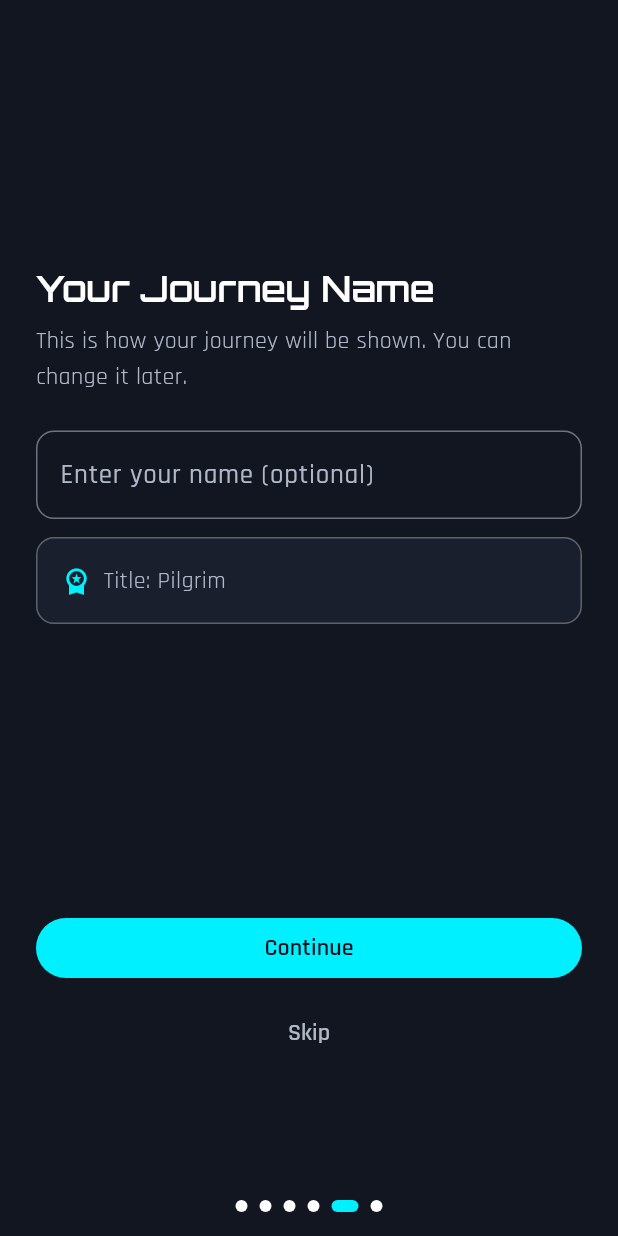
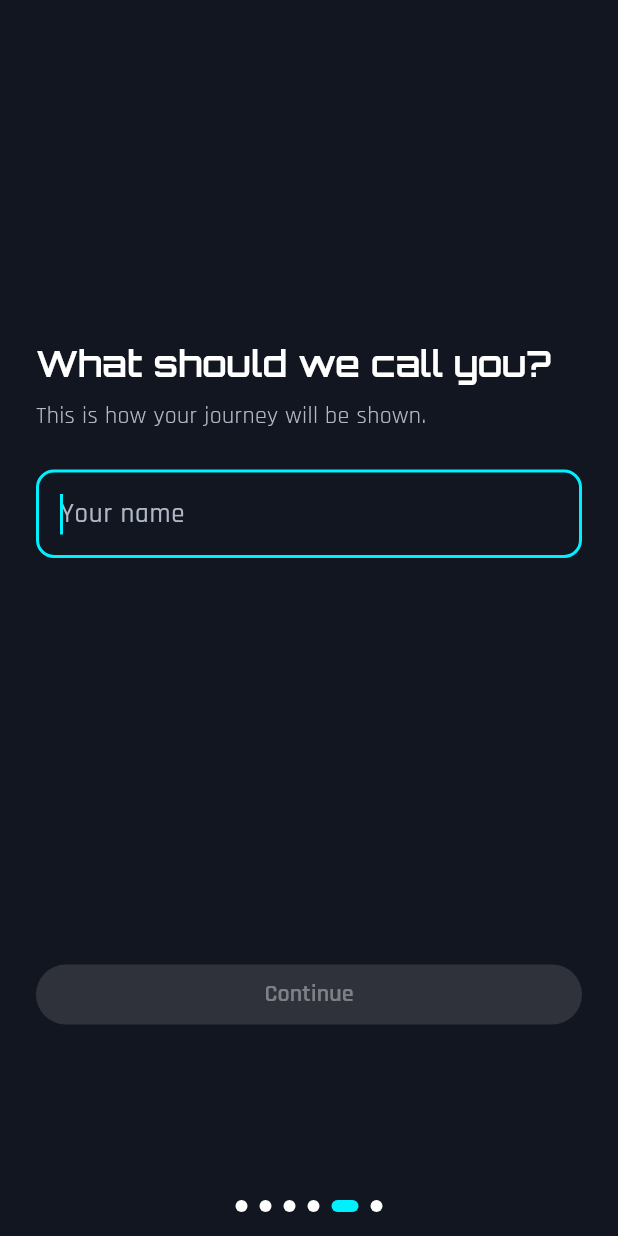
Before and after one commit to ScriptureQuest/scripturequest-app, a Flutter app: the OnboardingScreen screen opened by its route, swiped to page 5, on a phone screen of 412 x 824 dp. Run offline on Flutter 3.47's test engine with Material 3 defaults, Android fonts, the phone set to English and light mode, and no system bars; our stand-ins replace device_info_plus, flutter_local_notifications, go_router, google_fonts, package_info_plus, share_plus and 2 more; accounts and stored records are empty.

Commit message:
Enhance onboarding screens to improve user experience and visual appeal
Refine UI/UX of onboarding flow, including making name required, adding visual emphasis to comfort and rhythm screens, and improving visual hierarchy on the final screen.

Replit-Commit-Author: Agent
Replit-Commit-Session-Id: 336cd05e-d1e3-47db-ae9d-64788df98cd7
Replit-Commit-Checkpoint-Type: full_checkpoint
Replit-Commit-Event-Id: 4e81e5da-ea12-468b-b0a7-e6b244609f51
Replit-Commit-Screenshot-Url: https://storage.googleapis.com/screenshot-production-us-central1/df660f5a-3316-4b82-9941-22cdaf1da19e/336cd05e-d1e3-47db-ae9d-64788df98cd7/cQDSpiw
Replit-Helium-Checkpoint-Created: true

```diff
--- a/lib/screens/onboarding_screen.dart
+++ b/lib/screens/onboarding_screen.dart
@@ -243,14 +243,21 @@ class _OnboardingScreenState extends State<OnboardingScreen> {
           ),
           const SizedBox(height: 24),
 
-          // Live preview
+          // Live preview - elevated scripture card
           Container(
             width: double.infinity,
-            padding: const EdgeInsets.all(16),
+            padding: const EdgeInsets.all(20),
             decoration: BoxDecoration(
               color: bgColor,
               borderRadius: BorderRadius.circular(12),
-              border: Border.all(color: cs.outlineVariant.withValues(alpha: 0.3)),
+              border: Border.all(color: cs.outlineVariant.withValues(alpha: 0.2)),
+              boxShadow: [
+                BoxShadow(
+                  color: Colors.black.withValues(alpha: 0.08),
+                  blurRadius: 12,
+                  offset: const Offset(0, 4),
+                ),
+              ],
             ),
             child: Text.rich(
               TextSpan(
@@ -412,6 +419,14 @@ class _OnboardingScreenState extends State<OnboardingScreen> {
           const SizedBox(height: 12),
           _buildRhythmOption('ownPace', "I'll explore at my own pace"),
 
+          const SizedBox(height: 16),
+          Text(
+            'You can change this anytime.',
+            style: theme.textTheme.bodySmall?.copyWith(
+              color: cs.onSurfaceVariant.withValues(alpha: 0.7),
+            ),
+          ),
+
           const Spacer(flex: 3),
           SizedBox(
             width: double.infinity,
@@ -456,7 +471,8 @@ class _OnboardingScreenState extends State<OnboardingScreen> {
         HapticFeedback.selectionClick();
         setState(() => _rhythmChoice = value);
       },
-      child: Container(
+      child: AnimatedContainer(
+        duration: const Duration(milliseconds: 200),
         width: double.infinity,
         padding: const EdgeInsets.symmetric(horizontal: 16, vertical: 16),
         decoration: BoxDecoration(
@@ -466,6 +482,15 @@ class _OnboardingScreenState extends State<OnboardingScreen> {
             color: selected ? cs.primary : cs.outlineVariant.withValues(alpha: 0.5),
             width: selected ? 2 : 1,
           ),
+          boxShadow: selected
+              ? [
+                  BoxShadow(
+                    color: cs.primary.withValues(alpha: 0.15),
+                    blurRadius: 8,
+                    offset: const Offset(0, 2),
+                  ),
+                ]
+              : null,
         ),
         child: Row(
           children: [
@@ -487,11 +512,12 @@ class _OnboardingScreenState extends State<OnboardingScreen> {
   }
 
   // ─────────────────────────────────────────────────────────────────────────
-  // 4) Optional Identity - Lightweight
+  // 4) Identity - Name is required, no title preview
   // ─────────────────────────────────────────────────────────────────────────
   Widget _pageIdentity(BuildContext context) {
     final theme = Theme.of(context);
     final cs = theme.colorScheme;
+    final nameValid = _nameCtrl.text.trim().isNotEmpty;
 
     return Padding(
       padding: const EdgeInsets.fromLTRB(24, 48, 24, 24),
@@ -500,14 +526,14 @@ class _OnboardingScreenState extends State<OnboardingScreen> {
         children: [
           const Spacer(flex: 2),
           Text(
-            'Your Journey Name',
+            'What should we call you?',
             style: theme.textTheme.headlineMedium?.copyWith(
               fontWeight: FontWeight.w600,
             ),
           ),
           const SizedBox(height: 8),
           Text(
-            'This is how your journey will be shown. You can change it later.',
+            'This is how your journey will be shown.',
             style: theme.textTheme.bodyMedium?.copyWith(
               color: cs.onSurfaceVariant,
             ),
@@ -516,60 +542,30 @@ class _OnboardingScreenState extends State<OnboardingScreen> {
 
           TextField(
             controller: _nameCtrl,
+            autofocus: true,
             textCapitalization: TextCapitalization.words,
             textInputAction: TextInputAction.done,
             keyboardType: TextInputType.name,
             maxLength: 30,
             decoration: InputDecoration(
-              hintText: 'Enter your name (optional)',
+              hintText: 'Your name',
               border: OutlineInputBorder(
                 borderRadius: BorderRadius.circular(12),
               ),
               counterText: '',
             ),
-            onSubmitted: (_) => _saveNameAndContinue(),
-          ),
-          const SizedBox(height: 12),
-
-          // Title preview
-          Container(
-            width: double.infinity,
-            padding: const EdgeInsets.all(16),
-            decoration: BoxDecoration(
-              color: GamerColors.darkCard,
-              borderRadius: BorderRadius.circular(12),
-              border: Border.all(color: cs.outlineVariant.withValues(alpha: 0.3)),
-            ),
-            child: Row(
-              children: [
-                Icon(Icons.workspace_premium, color: cs.primary, size: 20),
-                const SizedBox(width: 8),
-                Text(
-                  'Title: Pilgrim',
-                  style: theme.textTheme.bodyMedium?.copyWith(
-                    color: cs.onSurfaceVariant,
-                  ),
-                ),
-              ],
-            ),
+            onChanged: (_) => setState(() {}),
+            onSubmitted: (_) {
+              if (nameValid) _saveNameAndContinue();
+            },
           ),
 
           const Spacer(flex: 3),
           SizedBox(
             width: double.infinity,
             child: FilledButton(
-              onPressed: _busy ? null : _saveNameAndContinue,
+              onPressed: (_busy || !nameValid) ? null : _saveNameAndContinue,
               child: _busy ? const Text('Saving...') : const Text('Continue'),
-            ),
-          ),
-          const SizedBox(height: 8),
-          Center(
-            child: TextButton(
-              onPressed: _busy ? null : _next,
-              child: Text(
-                'Skip',
-                style: TextStyle(color: cs.onSurfaceVariant),
-              ),
             ),
           ),
           const Spacer(),
@@ -580,10 +576,7 @@ class _OnboardingScreenState extends State<OnboardingScreen> {
 
   Future<void> _saveNameAndContinue() async {
     final name = _nameCtrl.text.trim();
-    if (name.isEmpty) {
-      _next();
-      return;
-    }
+    if (name.isEmpty) return;
 
     setState(() => _busy = true);
     try {
@@ -609,28 +602,32 @@ class _OnboardingScreenState extends State<OnboardingScreen> {
     final cs = theme.colorScheme;
 
     return Padding(
-      padding: const EdgeInsets.fromLTRB(24, 48, 24, 24),
+      padding: const EdgeInsets.fromLTRB(24, 48, 24, 32),
       child: Column(
         crossAxisAlignment: CrossAxisAlignment.start,
         children: [
           const Spacer(flex: 2),
           Text(
             "You're Ready",
-            style: theme.textTheme.headlineMedium?.copyWith(
+            style: theme.textTheme.headlineLarge?.copyWith(
               fontWeight: FontWeight.w600,
             ),
           ),
-          const SizedBox(height: 12),
+          const SizedBox(height: 16),
           Text(
             'Your path is simple. Faithfulness grows in small steps.',
             style: theme.textTheme.bodyLarge?.copyWith(
-              color: cs.onSurfaceVariant,
+              color: cs.onSurface.withValues(alpha: 0.75),
+              height: 1.5,
             ),
           ),
           const Spacer(flex: 3),
           SizedBox(
             width: double.infinity,
             child: FilledButton(
+              style: FilledButton.styleFrom(
+                padding: const EdgeInsets.symmetric(vertical: 16),
+              ),
               onPressed: _busy
                   ? null
                   : () async {
@@ -643,14 +640,14 @@ class _OnboardingScreenState extends State<OnboardingScreen> {
                         debugPrint('onboarding finalize error: $e');
                       }
                       if (!mounted) return;
-                      context.go('/home');
+                      context.go('/');
                     },
               child: _busy
                   ? const Text('Preparing...')
                   : const Text('Enter Quest Hub'),
             ),
           ),
-          const Spacer(),
+          const SizedBox(height: 16),
         ],
       ),
     );
```
Also changed, not shown: attached_assets/Pasted-SYSTEM-BLACK-BOX-PROMPT-REPLIT-FLUTTER-APP-DO-NOT-EXPLA_1765961827486.txt (added, +148 -0 lines), 1 other file.
